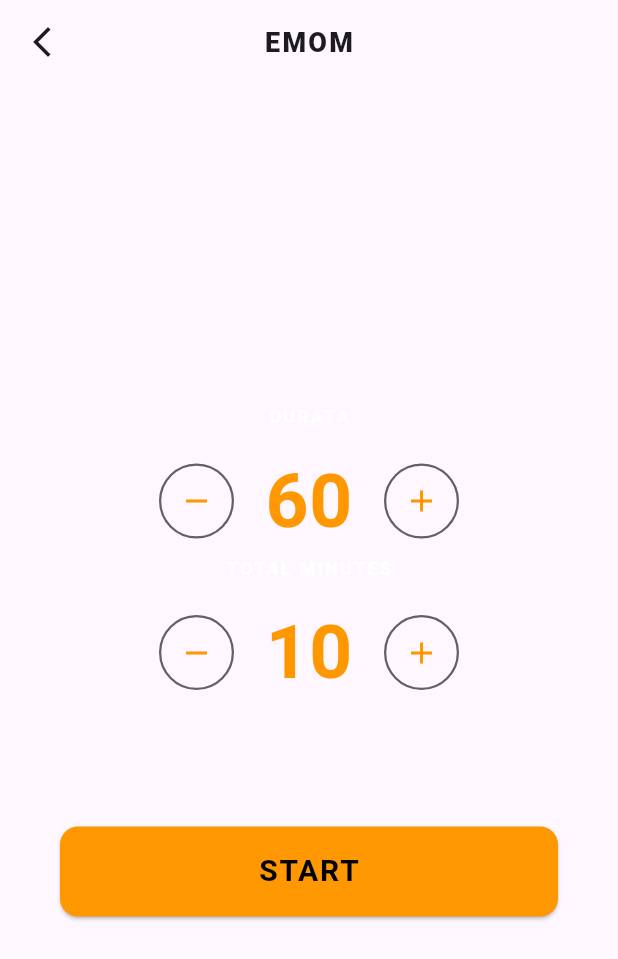
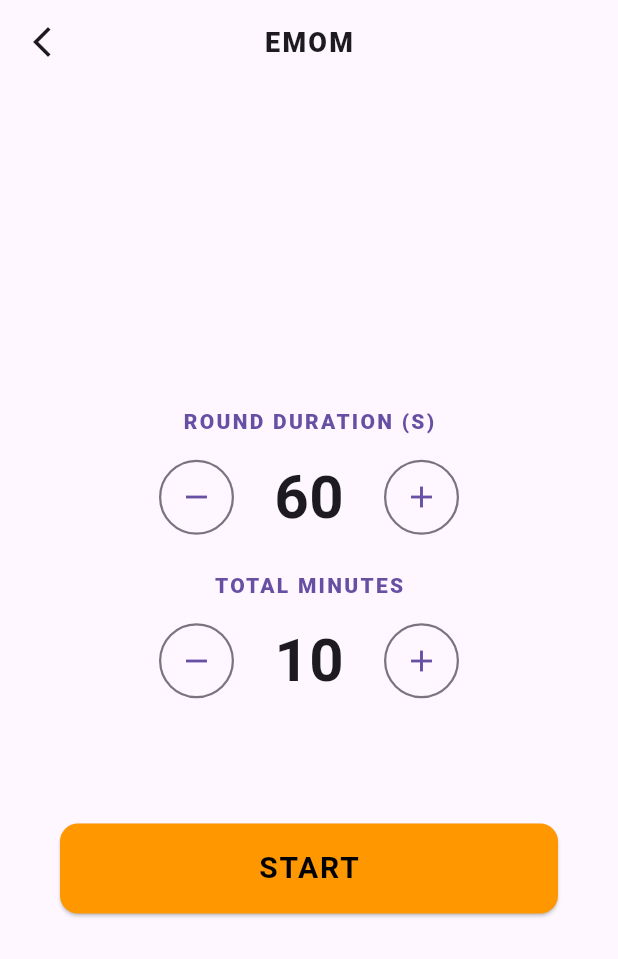
Before and after one commit to baf93/eland_athletic, a Flutter app: the EMOMSettingsPage screen opened directly, on a phone screen of 412 x 824 dp. Shown: the top 959 px of the screen. Run offline on Flutter 3.47's test engine with Material 3 defaults, Android fonts, the phone set to English and light mode, and no system bars; our stand-ins replace audioplayers, flutter_local_notifications, flutter_riverpod, package_info_plus, permission_handler, shared_preferences and 2 more; missing offline and left inert: flutter_background_service; accounts and stored records are empty.

Commit message:
Working on Tabata Settings

```diff
--- a/lib/common/strings.dart
+++ b/lib/common/strings.dart
@@ -68,6 +68,13 @@ class ElandStrings {
 
       //Timer Settings
       'total_min': 'Total Minutes',
+      'round_duration': 'Round Duration',
+      'work_time': 'Work',
+      'rest_time': 'Rest',
+      'round_set': 'Round per set',
+      'set_number': 'Number of sets',
+      'rest_between_set': 'Rest between sets',
+      'total_time': 'Total Time',
 
       //Utils
       'start_btn': 'Start',
@@ -75,7 +82,8 @@ class ElandStrings {
       'wip_function': 'Coming soon!',
       'starting_workout': 'Starting workout...',
       'stopwatch_running': 'Stopwatch running...',
-      'notification_title': 'ELAND Athletic'
+      'notification_title': 'ELAND Athletic',
+      'ok_btn': 'OK',
     },
 
     AppLanguage.it: {
@@ -142,6 +150,13 @@ class ElandStrings {
 
       //Timer Settings
       'total_min': 'Minuti Totali',
+      'round_duration': 'Durata Round',
+      'work_time': 'Lavoro',
+      'rest_time': 'Riposo',
+      'round_set': 'Round per set',
+      'set_number': 'Numero di set',
+      'rest_between_set': 'Riposo tra i set',
+      'total_time': 'Tempo totale',
 
       //Utils
       'start_btn': 'Inizia',
@@ -149,7 +164,8 @@ class ElandStrings {
       'wip_function': 'Funzionalità in arrivo!',
       'starting_workout': 'Avvio allenamento...',
       'stopwatch_running': 'Cronometro avviato...',
-      'notification_title': 'ELAND Athletic'
+      'notification_title': 'ELAND Athletic',
+      'ok_btn': 'OK',
     },
   };
 
--- a/lib/common/theme.dart
+++ b/lib/common/theme.dart
@@ -37,7 +37,7 @@ class ElandCustomColors extends ThemeExtension<ElandCustomColors> {
 
 class ElandTheme {
   // Brand color for the app, used in both dark and light mode
-  static const Color orangeAccent = Color(0xFFFFB04A);
+  static const Color orangeAccent = Color(0xFFFF9500);
 
   // --- Dark Mode ---
   static ThemeData get darkTheme {
--- a/lib/common/timer_core/controllers/workout_controller.dart
+++ b/lib/common/timer_core/controllers/workout_controller.dart
@@ -13,7 +13,6 @@ class WorkoutController {
   Future<void> launchWorkout(List<WorkoutInterval> queue, List<WorkoutPhaseSummary> uiPhaseSummary) async {
 
     if (!await _service.isRunning()) {
-      print(" [+] Starting new service");
       await _service.startService();
       // Wait for the service to be running before sending data
       final Completer<void> readyCompleter = Completer<void>();
--- a/lib/common/timer_core/service/timer_background_service.dart
+++ b/lib/common/timer_core/service/timer_background_service.dart
@@ -193,7 +193,6 @@ class TimerBackgroundService {
         service.invoke('uiUpdate', {'status': 'completed', 'remainingSeconds': 0, 'intervalProgress': 1.0});
         flutterLocalNotificationsPlugin.cancel(id: notificationId);
         ticker?.cancel();
-        service.stopSelf();
         return;
       }
 
--- a/lib/common/widgets/timer_setting_selector.dart
+++ b/lib/common/widgets/timer_setting_selector.dart
@@ -2,6 +2,7 @@ import 'dart:async';
 import 'package:flutter/cupertino.dart';
 import 'package:flutter/material.dart';
 import 'package:flutter/services.dart';
+import '../strings.dart';
 
 class TimerSettingSelector extends StatelessWidget {
   final String label;
@@ -22,6 +23,7 @@ class TimerSettingSelector extends StatelessWidget {
   void _showPickerDialog(BuildContext context) {
     HapticFeedback.lightImpact();
     int tempValue = value;
+    final theme = Theme.of(context);
 
     showModalBottomSheet(
       context: context,
@@ -30,9 +32,10 @@ class TimerSettingSelector extends StatelessWidget {
       builder: (context) {
         return Container(
           height: 320,
-          decoration: const BoxDecoration(
-            color: Color(0xFF1E1E1E),
-            borderRadius: BorderRadius.vertical(top: Radius.circular(20)),
+          decoration: BoxDecoration(
+            color: theme.scaffoldBackgroundColor,
+            borderRadius: const BorderRadius.vertical(top: Radius.circular(16)),
+            border: Border.all(color: theme.dividerColor),
           ),
           child: Column(
             children: [
@@ -41,7 +44,7 @@ class TimerSettingSelector extends StatelessWidget {
                 width: 40,
                 height: 4,
                 decoration: BoxDecoration(
-                  color: Colors.grey.shade600,
+                  color: theme.dividerColor,
                   borderRadius: BorderRadius.circular(2),
                 ),
               ),
@@ -58,7 +61,7 @@ class TimerSettingSelector extends StatelessWidget {
                         (index) => Center(
                       child: Text(
                         "${index + min}",
-                        style: const TextStyle(color: Colors.white, fontSize: 28),
+                        style: TextStyle(color: theme.textTheme.headlineLarge?.color, fontSize: 28),
                       ),
                     ),
                   ),
@@ -68,7 +71,7 @@ class TimerSettingSelector extends StatelessWidget {
                 padding: const EdgeInsets.all(20),
                 child: ElevatedButton(
                   style: ElevatedButton.styleFrom(
-                    backgroundColor: Colors.orange,
+                    backgroundColor: theme.colorScheme.primary,
                     minimumSize: const Size(double.infinity, 50),
                     shape: RoundedRectangleBorder(borderRadius: BorderRadius.circular(12)),
                   ),
@@ -76,7 +79,9 @@ class TimerSettingSelector extends StatelessWidget {
                     onChanged(tempValue);
                     Navigator.pop(context);
                   },
-                  child: const Text("OK", style: TextStyle(color: Colors.black, fontSize: 18, fontWeight: FontWeight.bold)),
+                  child: Text(ElandStrings.of('ok_btn'),
+                      style: TextStyle(color: theme.colorScheme.onPrimary, fontSize: 18, fontWeight: FontWeight.bold)
+                  ),
                 ),
               ),
             ],
@@ -88,15 +93,17 @@ class TimerSettingSelector extends StatelessWidget {
 
   @override
   Widget build(BuildContext context) {
+    final theme = Theme.of(context);
+
     return Column(
       children: [
         Text(
           label.toUpperCase(),
-          style: const TextStyle(
-            color: Colors.white,
-            fontSize: 12,
+          style: TextStyle(
+            color: theme.colorScheme.primary,
+            fontSize: 14,
             letterSpacing: 1.5,
-            fontWeight: FontWeight.w600,
+            fontWeight: FontWeight.w800,
           ),
         ),
         const SizedBox(height: 12),
@@ -116,11 +123,11 @@ class TimerSettingSelector extends StatelessWidget {
                   child: Text(
                     "$value",
                     textAlign: TextAlign.center,
-                    style: const TextStyle(
-                      color: Colors.orange,
-                      fontSize: 50,
+                    style: TextStyle(
+                      color: theme.textTheme.headlineLarge?.color,
+                      fontSize: 40,
                       fontWeight: FontWeight.bold,
-                      fontFeatures: [FontFeature.tabularFigures()],
+                      fontFeatures: const [FontFeature.tabularFigures()],
                     ),
                   ),
                 ),
@@ -167,6 +174,7 @@ class _RepeatableButtonState extends State<_RepeatableButton> {
 
   @override
   Widget build(BuildContext context) {
+    final theme = Theme.of(context);
     return GestureDetector(
       onTapDown: _onTapDown,
       onTapUp: (_) => _stopTimer(),
@@ -176,9 +184,9 @@ class _RepeatableButtonState extends State<_RepeatableButton> {
         height: 50,
         decoration: BoxDecoration(
           shape: BoxShape.circle,
-          border: Border.all(color: Colors.grey.shade700, width: 1.5),
+          border: Border.all(color: theme.dividerColor, width: 1.5),
         ),
-        child: Icon(widget.icon, color: Colors.orange, size: 24),
+        child: Icon(widget.icon, color: theme.colorScheme.primary, size: 24),
       ),
     );
   }
```
Also changed, not shown: lib/common/timer_core/models/workout_config.dart (+44 -20 lines), lib/common/timer_core/ui/emom_settings_page.dart (+27 -12 lines), lib/common/timer_core/ui/tabata_settings_page.dart (added, +161 -0 lines), lib/common/widgets/pill_badge.dart (added, +43 -0 lines), lib/user_app/timer_list_page.dart (+8 -1 lines).
